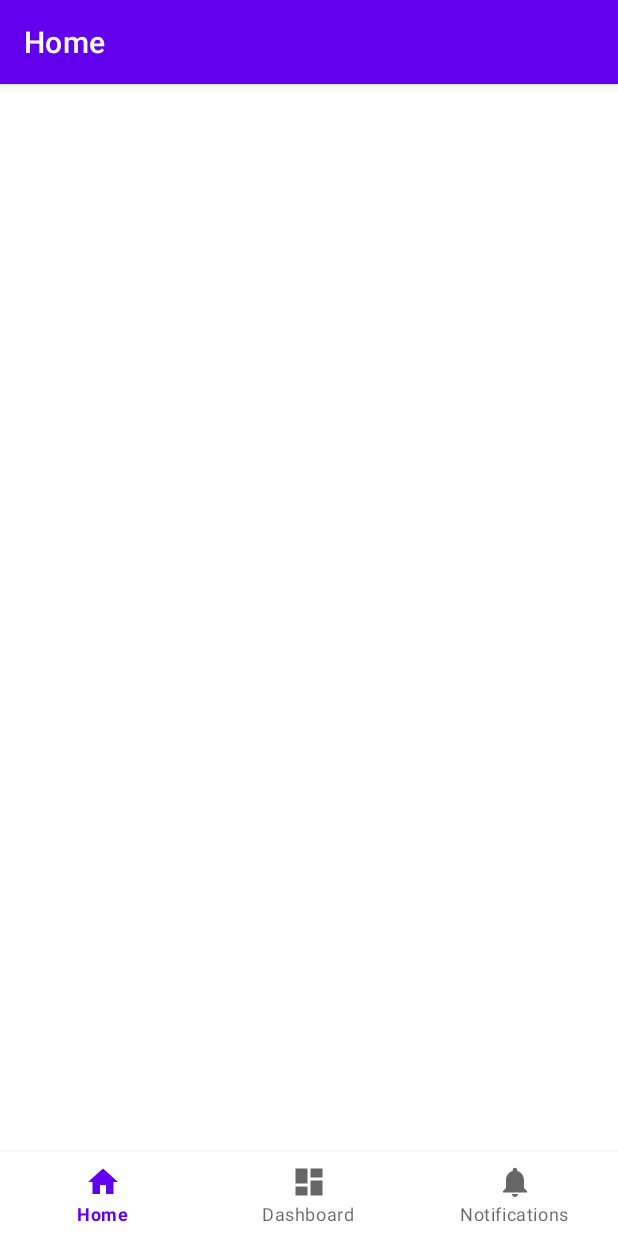
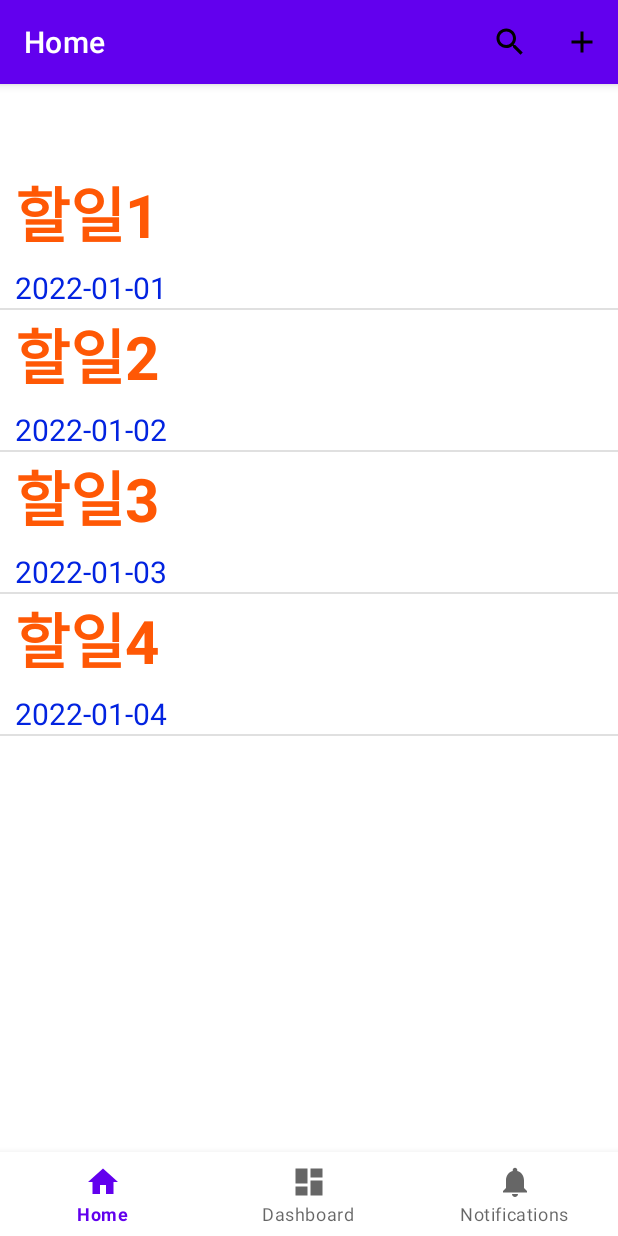
Before and after one commit to SHyeonL/2022-2_MobP_MyCalendar, an Android app: the screen it shows after launch (MainActivity), on a phone screen of 412 x 824 dp. Run offline under Robolectric (Android 15) with nearby library versions, the phone set to English and light mode, and no system bars; our stand-ins replace navigation-ui.

Commit message:
메인화면 리스트뷰 추가 & 액션 바 버튼 추가

```diff
--- /dev/null
+++ b/MyCalendar/app/src/main/java/com/example/mycalendar/ui/Calendar/toDoItem.java
@@ -0,0 +1,27 @@
+package com.example.mycalendar.ui.Calendar;
+
+public class toDoItem {
+    String title;
+    String date;
+
+    public toDoItem(String title, String date) {
+        this.title = title;
+        this.date = date;
+    }
+
+    public String getTitle() {
+        return title;
+    }
+
+    public String getDate() {
+        return date;
+    }
+
+    public void SetTitle(String title) {
+        this.title = title;
+    }
+
+    public void SetDate(String date) {
+        this.date = date;
+    }
+}
--- /dev/null
+++ b/MyCalendar/app/src/main/java/com/example/mycalendar/ui/Calendar/toDoListView.java
@@ -0,0 +1,40 @@
+package com.example.mycalendar.ui.Calendar;
+
+import android.content.Context;
+import android.util.AttributeSet;
+import android.view.LayoutInflater;
+import android.widget.LinearLayout;
+import android.widget.TextView;
+
+import com.example.mycalendar.R;
+
+public class toDoListView extends LinearLayout {
+    TextView textTitle;
+    TextView textDate;
+
+    public toDoListView(Context context) {
+        super(context);
+        init(context);
+    }
+
+    public toDoListView(Context context, AttributeSet attrs) {
+        super(context, attrs);
+        init(context);
+    }
+
+    public void init(Context context) {
+        LayoutInflater inflater = (LayoutInflater) context.getSystemService(Context.LAYOUT_INFLATER_SERVICE);
+        inflater.inflate(R.layout.todo_list, this, true);
+
+        textTitle = (TextView) findViewById(R.id.textTitle);
+        textDate = (TextView) findViewById(R.id.textDate);
+    }
+
+    public void setTitle(String title) {
+        textTitle.setText(title);
+    }
+
+    public void setDate(String date) {
+        textDate.setText(date);
+    }
+}
--- a/MyCalendar/app/src/main/java/com/example/mycalendar/ui/home/HomeFragment.java
+++ b/MyCalendar/app/src/main/java/com/example/mycalendar/ui/home/HomeFragment.java
@@ -1,28 +1,105 @@
 package com.example.mycalendar.ui.home;
 
+import android.content.Intent;
 import android.os.Bundle;
 import android.view.LayoutInflater;
+import android.view.Menu;
+import android.view.MenuInflater;
+import android.view.MenuItem;
 import android.view.View;
 import android.view.ViewGroup;
-import android.widget.TextView;
+import android.widget.AdapterView;
+import android.widget.BaseAdapter;
+import android.widget.Toast;
 
 import androidx.annotation.NonNull;
 import androidx.fragment.app.Fragment;
-import androidx.lifecycle.ViewModelProvider;
 
+import com.example.mycalendar.R;
 import com.example.mycalendar.databinding.FragmentHomeBinding;
+import com.example.mycalendar.ui.Calendar.AddScheduleActivity;
+import com.example.mycalendar.ui.Calendar.toDoItem;
+import com.example.mycalendar.ui.Calendar.toDoListView;
+import com.example.mycalendar.ui.Contact.AddContactActivity;
+
+import java.util.ArrayList;
 
 public class HomeFragment extends Fragment {
 
     private FragmentHomeBinding binding;
 
+    toDoListAdapter adapter;
+
     public View onCreateView(@NonNull LayoutInflater inflater,
                              ViewGroup container, Bundle savedInstanceState) {
+        binding = FragmentHomeBinding.inflate(inflater, container, false);
+        setHasOptionsMenu(true);
+        View root = binding.getRoot();
+        adapter = new toDoListAdapter();
 
-        binding = FragmentHomeBinding.inflate(inflater, container, false);
-        View root = binding.getRoot();
+        adapter.addItem(new toDoItem("할일1", "2022-01-01"));
+        adapter.addItem(new toDoItem("할일2", "2022-01-02"));
+        adapter.addItem(new toDoItem("할일3", "2022-01-03"));
+        adapter.addItem(new toDoItem("할일4", "2022-01-04"));
 
+        binding.todoList.setAdapter(adapter);
+
+//        Button button = (Button) findViewById(R.id.button);
+//        button.setOnClickListener(new View.OnClickListener() {
+//            @Override
+//            public void onClick(View view) {
+//                String name = editText.getText().toString();
+//                String mobile = "010-1000-1000";
+//                int age = 20;
+//
+//                adapter.addItem(new SingerItem(name, mobile, age, R.drawable.singer3));
+//                adapter.notifyDataSetChanged();
+//            }
+//        });
+
+
+        binding.todoList.setOnItemClickListener(new AdapterView.OnItemClickListener() {
+            @Override
+            public void onItemClick(AdapterView<?> adapterView, View view, int position, long id) {
+                toDoItem item = (toDoItem) adapter.getItem(position);
+                Toast.makeText(getActivity().getApplicationContext(), "선택 : " + item.getTitle(), Toast.LENGTH_LONG).show();
+            }
+        });
         return root;
+    }
+
+    class toDoListAdapter extends BaseAdapter {
+
+        ArrayList<toDoItem> items = new ArrayList<toDoItem>();
+
+        @Override
+        public int getCount() {
+            return items.size();
+        }
+
+        public void addItem(toDoItem item) {
+            items.add(item);
+        }
+
+        @Override
+        public Object getItem(int position) {
+            return items.get(position);
+        }
+
+        @Override
+        public long getItemId(int position) {
+            return position;
+        }
+
+        @Override
+        public View getView(int position, View convertView, ViewGroup viewGroup) {
+            toDoListView view = new toDoListView(getActivity().getApplicationContext());
+
+            toDoItem item = items.get(position);
+            view.setTitle(item.getTitle());
+            view.setDate(item.getDate());
+            return view;
+        }
     }
 
     @Override
@@ -30,4 +107,27 @@ public class HomeFragment extends Fragment {
         super.onDestroyView();
         binding = null;
     }
+
+    @Override
+    public void onCreateOptionsMenu(@NonNull Menu menu, @NonNull MenuInflater inflater) {
+        super.onCreateOptionsMenu(menu, inflater);
+        inflater.inflate(R.menu.common_action_bar, menu);
+    }
+
+    @Override
+    public boolean onContextItemSelected(@NonNull MenuItem item) {
+        switch (item.getItemId()) {
+            case R.id.action_search :
+                Intent intent = new Intent(getActivity(), AddContactActivity.class);
+                startActivity(intent);
+                break;
+
+                case R.id.action_add:
+                    Intent intent1 = new Intent(getActivity(), AddScheduleActivity.class);
+                    startActivity(intent1);
+            default:
+                break;
+        }
+        return super.onContextItemSelected(item);
+    }
 }
--- /dev/null
+++ b/MyCalendar/app/src/main/res/drawable/image_add_icon.xml
@@ -0,0 +1,5 @@
+<vector android:height="24dp" android:tint="#000000"
+    android:viewportHeight="24" android:viewportWidth="24"
+    android:width="24dp" xmlns:android="http://schemas.android.com/apk/res/android">
+    <path android:fillColor="@android:color/white" android:pathData="M19,13h-6v6h-2v-6H5v-2h6V5h2v6h6v2z"/>
+</vector>
--- /dev/null
+++ b/MyCalendar/app/src/main/res/drawable/image_search_icon.xml
@@ -0,0 +1,5 @@
+<vector android:height="24dp" android:tint="#000000"
+    android:viewportHeight="24" android:viewportWidth="24"
+    android:width="24dp" xmlns:android="http://schemas.android.com/apk/res/android">
+    <path android:fillColor="@android:color/white" android:pathData="M15.5,14h-0.79l-0.28,-0.27C15.41,12.59 16,11.11 16,9.5 16,5.91 13.09,3 9.5,3S3,5.91 3,9.5 5.91,16 9.5,16c1.61,0 3.09,-0.59 4.23,-1.57l0.27,0.28v0.79l5,4.99L20.49,19l-4.99,-5zM9.5,14C7.01,14 5,11.99 5,9.5S7.01,5 9.5,5 14,7.01 14,9.5 11.99,14 9.5,14z"/>
+</vector>
--- a/MyCalendar/app/src/main/res/layout/fragment_calendar.xml
+++ b/MyCalendar/app/src/main/res/layout/fragment_calendar.xml
@@ -17,7 +17,7 @@
         app:layout_constraintTop_toTopOf="parent" />
 
     <TextView
-        android:id="@+id/textView"
+        android:id="@+id/textTitle"
         android:layout_width="wrap_content"
         android:layout_height="wrap_content"
         android:layout_marginStart="184dp"
--- a/MyCalendar/app/src/main/res/layout/fragment_home.xml
+++ b/MyCalendar/app/src/main/res/layout/fragment_home.xml
@@ -7,6 +7,7 @@
     tools:context=".ui.home.HomeFragment">
 
     <ListView
+        android:id="@+id/todoList"
         android:layout_width="match_parent"
         android:layout_height="match_parent">
 
--- /dev/null
+++ b/MyCalendar/app/src/main/res/layout/todo_list.xml
@@ -0,0 +1,37 @@
+<?xml version="1.0" encoding="utf-8"?>
+<LinearLayout xmlns:android="http://schemas.android.com/apk/res/android"
+    android:orientation="horizontal" android:layout_width="match_parent"
+    android:layout_height="wrap_content">
+
+    <LinearLayout
+        android:orientation="vertical"
+        android:layout_width="match_parent"
+        android:layout_height="wrap_content"
+        android:layout_marginLeft="10dp">
+
+        <TextView
+            android:layout_width="wrap_content"
+            android:layout_height="wrap_content"
+            android:text="New Text"
+            android:id="@+id/textTitle"
+            android:textSize="40dp"
+            android:textStyle="bold"
+            android:textColor="#ff5805" />
+
+        <RelativeLayout
+            android:layout_width="match_parent"
+            android:layout_height="wrap_content">
+
+            <TextView
+                android:layout_width="wrap_content"
+                android:layout_height="wrap_content"
+                android:layout_alignParentLeft="true"
+                android:text="New Text"
+                android:id="@+id/textDate"
+                android:textSize="20dp"
+                android:textColor="#0223e0"
+                android:layout_marginTop="6dp" />
+
+        </RelativeLayout>
+    </LinearLayout>
+</LinearLayout>
--- /dev/null
+++ b/MyCalendar/app/src/main/res/menu/common_action_bar.xml
@@ -0,0 +1,14 @@
+<?xml version="1.0" encoding="utf-8"?>
+<menu xmlns:android="http://schemas.android.com/apk/res/android"
+    xmlns:app="http://schemas.android.com/apk/res-auto">
+
+    <item
+        android:id="@+id/action_search"
+        android:icon="@drawable/image_search_icon"
+        android:title="검색하기"
+        app:showAsAction="always" />
+    <item android:id="@+id/action_add"
+        android:title="추가하기"
+        app:showAsAction="always"
+        android:icon="@drawable/image_add_icon"/>
+</menu>
```
Also changed, not shown: MyCalendar/app/src/main/res/layout/contact_list.xml (added, +37 -0 lines).
